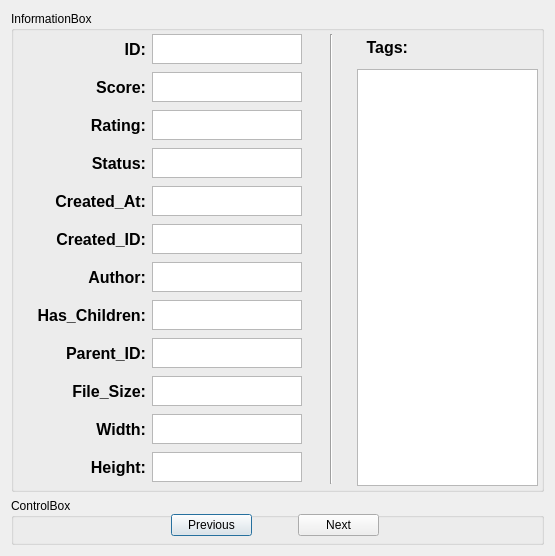
Before: the Qt Designer form konachan/APP/detailWidget.ui in kevenano/python, drawn with Qt 5.
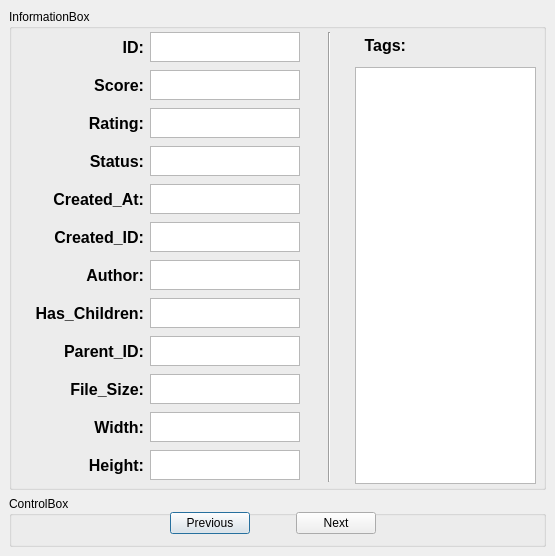
After: the same form once the commit is applied. Icons and pictures are not drawn.

Commit message: 添加favorite控件 初步测试通过

Patch:
```diff
--- a/konachan/APP/detailWidget.ui
+++ b/konachan/APP/detailWidget.ui
@@ -31,9 +31,20 @@
   <property name="windowTitle">
    <string>Dialog</string>
   </property>
-  <layout class="QVBoxLayout" name="verticalLayout">
-   <item>
+  <property name="windowIcon">
+   <iconset>
+    <normalon>:/picture/source/konachan_logo_small.png</normalon>
+   </iconset>
+  </property>
     <widget class="QGroupBox" name="groupBox">
+   <property name="geometry">
+    <rect>
+     <x>9</x>
+     <y>9</y>
+     <width>537</width>
+     <height>481</height>
+    </rect>
+   </property>
      <property name="sizePolicy">
       <sizepolicy hsizetype="Expanding" vsizetype="Expanding">
        <horstretch>0</horstretch>
@@ -788,9 +799,15 @@
       </layout>
      </widget>
     </widget>
-   </item>
-   <item>
     <widget class="QGroupBox" name="groupBox_2">
+   <property name="geometry">
+    <rect>
+     <x>9</x>
+     <y>496</y>
+     <width>537</width>
+     <height>51</height>
+    </rect>
+   </property>
      <property name="sizePolicy">
       <sizepolicy hsizetype="Expanding" vsizetype="Expanding">
        <horstretch>0</horstretch>
@@ -815,9 +832,9 @@
      <widget class="QWidget" name="layoutWidget">
       <property name="geometry">
        <rect>
-        <x>160</x>
+      <x>161</x>
         <y>10</y>
-        <width>208</width>
+      <width>296</width>
         <height>35</height>
        </rect>
       </property>
@@ -858,12 +875,53 @@
          </property>
         </widget>
        </item>
-      </layout>
-     </widget>
-    </widget>
+     <item row="0" column="3">
+      <spacer name="horizontalSpacer_3">
+       <property name="orientation">
+        <enum>Qt::Horizontal</enum>
+       </property>
+       <property name="sizeType">
+        <enum>QSizePolicy::Fixed</enum>
+       </property>
+       <property name="sizeHint" stdset="0">
+        <size>
+         <width>40</width>
+         <height>20</height>
+        </size>
+       </property>
+      </spacer>
+     </item>
+     <item row="0" column="4">
+      <widget class="QPushButton" name="Favorite">
+       <property name="text">
+        <string/>
+       </property>
+       <property name="icon">
+        <iconset>
+         <selectedoff>:/picture/source/heart.png</selectedoff>
+         <selectedon>:/picture/source/heart_2.png</selectedon>
+        </iconset>
+       </property>
+       <property name="iconSize">
+        <size>
+         <width>20</width>
+         <height>20</height>
+        </size>
+       </property>
+       <property name="checkable">
+        <bool>true</bool>
+       </property>
+       <property name="flat">
+        <bool>true</bool>
+       </property>
+      </widget>
    </item>
   </layout>
  </widget>
- <resources/>
+  </widget>
+ </widget>
+ <resources>
+  <include location="res.qrc"/>
+ </resources>
  <connections/>
 </ui>
```
Left out of the diff: 2 changed lines with no effect on the pictures. Lines whose indentation alone changed are shown as unchanged. The commit also changes 12 other files.
